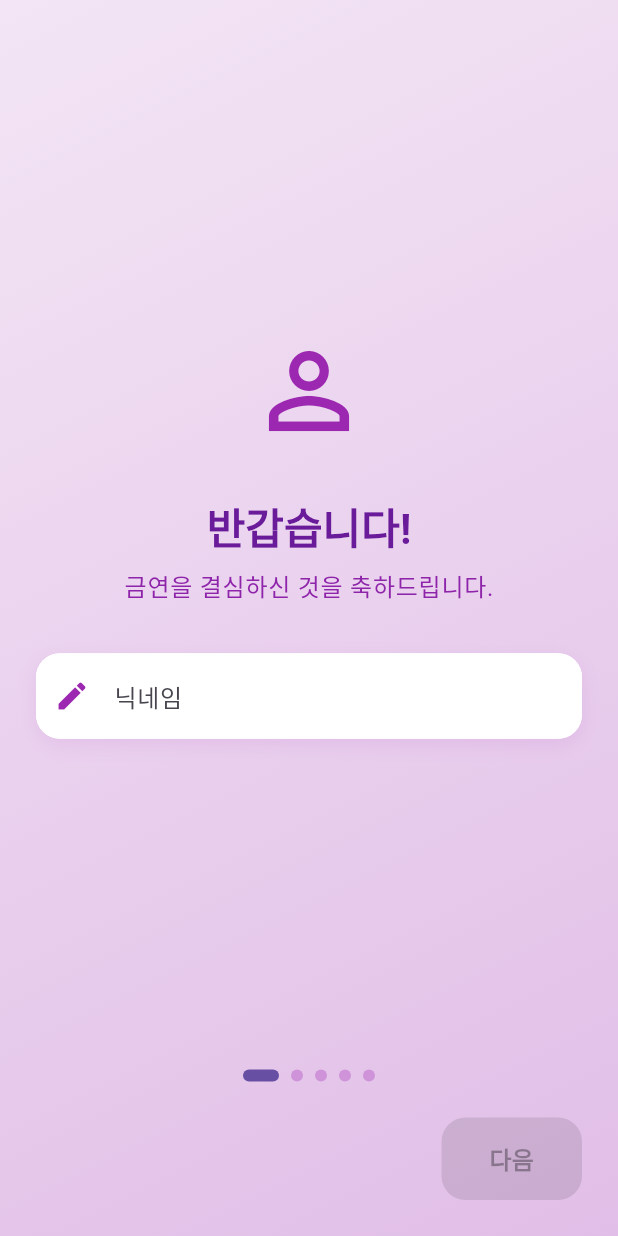
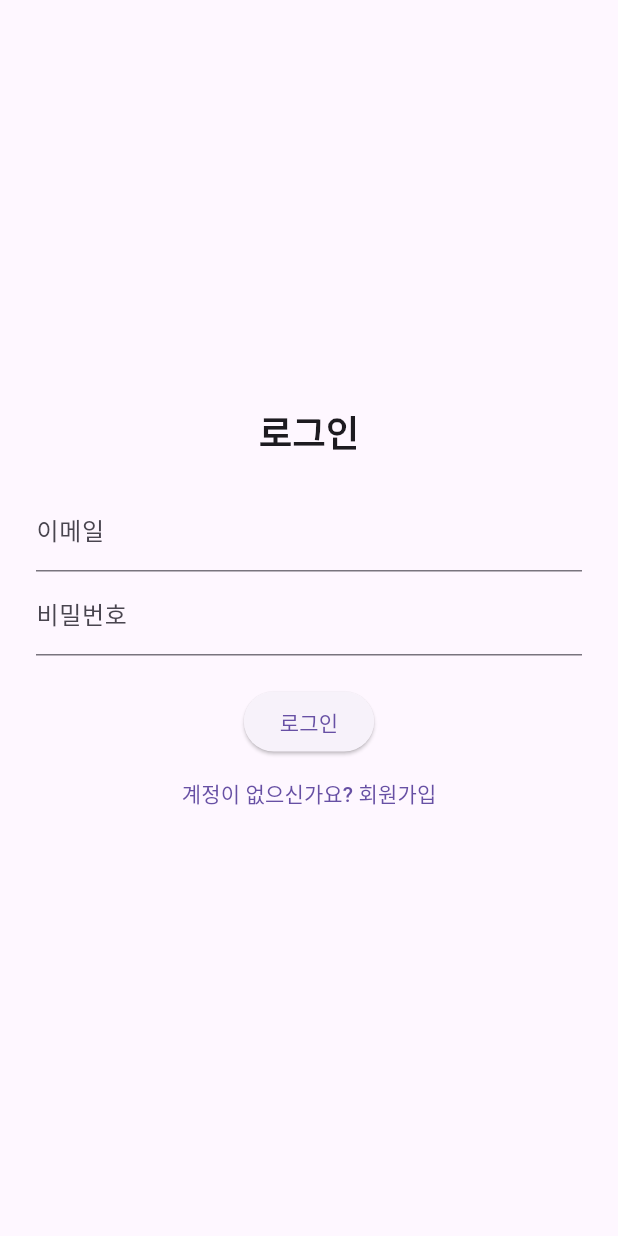
Before and after one commit to Mseunghwan/no_smoke, a Flutter app: the screen it shows after launch, on a phone screen of 412 x 824 dp. Run offline on Flutter 3.47's test engine with Material 3 defaults, Android fonts, the phone set to English and light mode, and no system bars; our stand-ins replace awesome_notifications, confetti, flutter_dotenv, flutter_secure_storage, google_generative_ai, shared_preferences; accounts and stored records are empty.

Commit message:
feat : 회원가입 생성 및 연결

```diff
--- /dev/null
+++ b/lib/screens/auth_screen.dart
@@ -0,0 +1,132 @@
+import 'package:flutter/material.dart';
+import 'package:letsgo/screens/onboarding_screen.dart';
+import '../services/api_service.dart';
+
+class AuthScreen extends StatefulWidget {
+  const AuthScreen({Key? key}) : super(key: key);
+
+  @override
+  _AuthScreenState createState() => _AuthScreenState();
+}
+
+class _AuthScreenState extends State<AuthScreen> {
+  final _formKey = GlobalKey<FormState>();
+  final _apiService = ApiService();
+
+  String _name = '';
+  String _email = '';
+  String _password = '';
+  bool _isLogin = true;
+
+  void _trySubmit() async {
+    final isValid = _formKey.currentState!.validate();
+    FocusScope.of(context).unfocus();
+
+    if (isValid) {
+      _formKey.currentState!.save();
+
+      try {
+        // 로딩 인디케이터 보여주기 (선택 사항)
+        showDialog(
+          context: context,
+          barrierDismissible: false,
+          builder: (BuildContext context) => Center(child: CircularProgressIndicator()),
+        );
+
+        if (_isLogin) {
+          // --- 로그인 로직 ---
+          await _apiService.login(_email, _password);
+
+          // 로그인 성공 후, 온보딩(흡연정보) 등록 여부 확인 단계로 이동해야 합니다.
+          // 지금은 바로 온보딩 화면으로 이동시키겠습니다.
+          Navigator.of(context).pushReplacement(
+            MaterialPageRoute(builder: (context) => const OnboardingScreen()),
+          );
+
+        } else {
+          // --- 회원가입 로직 ---
+          await _apiService.signUp(_name, _email, _password);
+
+          // 회원가입 성공 메시지 표시
+          if (!mounted) return;
+          ScaffoldMessenger.of(context).showSnackBar(
+            const SnackBar(
+              content: Text('회원가입 성공! 자동으로 로그인합니다.'),
+              backgroundColor: Colors.blue,
+            ),
+          );
+
+          // 회원가입 성공 후, 바로 로그인하여 토큰을 받아옵니다.
+          await _apiService.login(_email, _password);
+
+          // 로그인 성공 후 온보딩 화면으로 이동
+          Navigator.of(context).pushReplacement(
+            MaterialPageRoute(builder: (context) => const OnboardingScreen()),
+          );
+        }
+
+      } catch (e) {
+        // 로딩 인디케이터 닫기
+        Navigator.of(context).pop();
+
+        // 백엔드에서 보낸 에러 메시지를 화면에 표시
+        ScaffoldMessenger.of(context).showSnackBar(
+          SnackBar(
+            content: Text(e.toString().replaceFirst('Exception: ', '')), // "Exception: " 부분 제거
+            backgroundColor: Colors.red,
+          ),
+        );
+      }
+    }
+  }
+
+  @override
+  Widget build(BuildContext context) {
+    return Scaffold(
+      body: Center(
+        child: SingleChildScrollView(
+          padding: const EdgeInsets.all(24.0),
+          child: Form(
+            key: _formKey,
+            child: Column(
+              mainAxisSize: MainAxisSize.min,
+              children: [
+                Text(_isLogin ? '로그인' : '회원가입', style: TextStyle(fontSize: 24, fontWeight: FontWeight.bold)),
+                SizedBox(height: 20),
+                if (!_isLogin)
+                  TextFormField(
+                    key: ValueKey('name'),
+                    onSaved: (value) => _name = value!,
+                    decoration: InputDecoration(labelText: '이름'),
+                    validator: (value) => (value!.isEmpty) ? '이름을 입력하세요.' : null,
+                  ),
+                TextFormField(
+                  key: ValueKey('email'),
+                  onSaved: (value) => _email = value!,
+                  decoration: InputDecoration(labelText: '이메일'),
+                  validator: (value) => (value!.isEmpty || !value.contains('@')) ? '올바른 이메일을 입력하세요.' : null,
+                ),
+                TextFormField(
+                  key: ValueKey('password'),
+                  onSaved: (value) => _password = value!,
+                  decoration: InputDecoration(labelText: '비밀번호'),
+                  obscureText: true,
+                  validator: (value) => (value!.length < 8) ? '8자 이상 입력하세요.' : null,
+                ),
+                SizedBox(height: 20),
+                ElevatedButton(
+                  onPressed: _trySubmit,
+                  child: Text(_isLogin ? '로그인' : '회원가입'),
+                ),
+                TextButton(
+                  onPressed: () => setState(() => _isLogin = !_isLogin),
+                  child: Text(_isLogin ? '계정이 없으신가요? 회원가입' : '이미 계정이 있으신가요? 로그인'),
+                )
+              ],
+            ),
+          ),
+        ),
+      ),
+    );
+  }
+}
--- a/pubspec.yaml
+++ b/pubspec.yaml
@@ -22,6 +22,8 @@ dependencies:
   device_info_plus: ^10.1.2
   awesome_notifications: ^0.8.2
   flutter_dotenv: ^5.2.1
+  http: ^1.2.1 # API 통신을 위함
+  flutter_secure_storage: ^9.0.0 # JWT 토큰 저장을 위함
 
 
 
```
Also changed, not shown: lib/main.dart (+15 -4 lines), lib/services/api_service.dart (added, +56 -0 lines), pubspec.lock, 6 other files.
